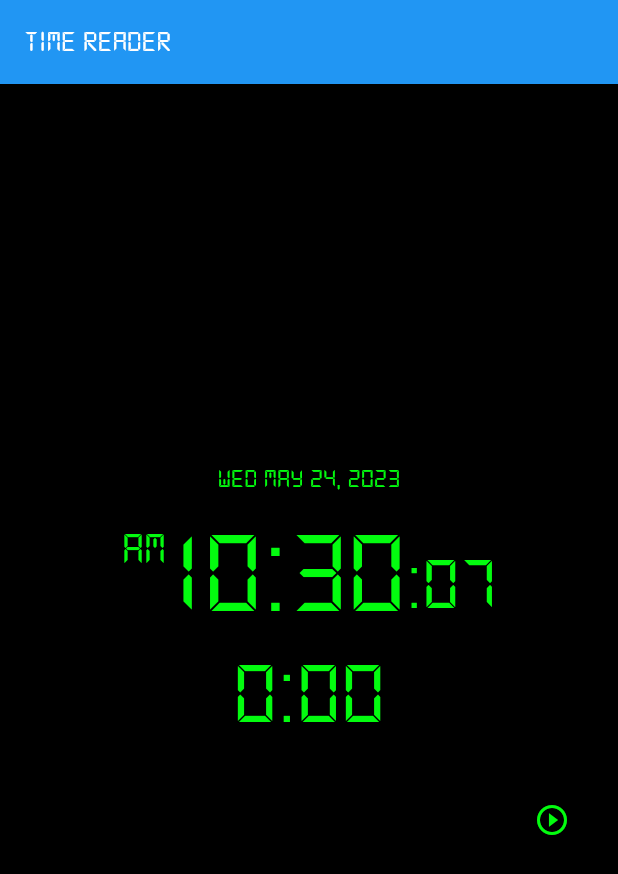
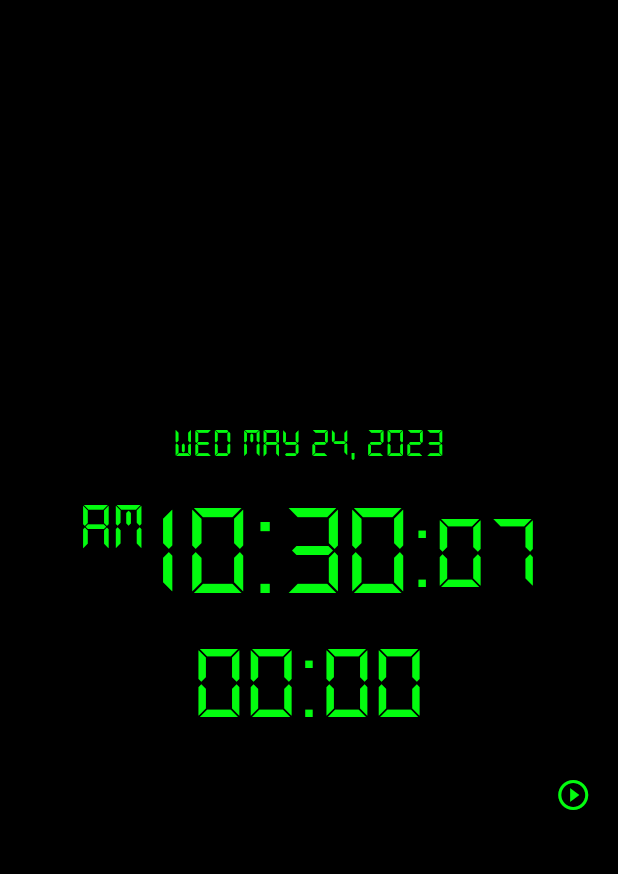
Before and after one commit to ologunB/time_reader, a Flutter app: the screen it shows after launch, on a phone screen of 412 x 824 dp. Shown: the top 874 px of the screen. Run offline on Flutter 3.47's test engine with Material 2 defaults, Android fonts, the phone set to English and light mode, and no system bars; our stand-ins replace flutter_screenutil.

Commit message:
update changes

```diff
--- a/lib/main.dart
+++ b/lib/main.dart
@@ -1,6 +1,7 @@
 import 'dart:async';
 
 import 'package:flutter/material.dart';
+import 'package:flutter_screenutil/flutter_screenutil.dart';
 import 'package:intl/intl.dart';
 
 void main() {
@@ -14,6 +15,7 @@ class MyApp extends StatelessWidget {
   Widget build(BuildContext context) {
     return MaterialApp(
       title: 'Time Reader',
+      debugShowCheckedModeBanner: false,
       theme: ThemeData(primarySwatch: Colors.blue, fontFamily: 'Schyler'),
       home: const MyHomePage(),
     );
@@ -46,21 +48,22 @@ class _MyHomePageState extends State<MyHomePage> {
 
   @override
   Widget build(BuildContext context) {
-    return Scaffold(
+    return ScreenUtilInit(
+      designSize: const Size(428, 926),
+      minTextAdapt: true,
+      splitScreenMode: true,
+      builder: (_, __) => Scaffold(
           backgroundColor: Colors.black,
-        appBar: AppBar(
-          title: const Text("Time Reader"),
-        ),
           body: Padding(
-          padding: const EdgeInsets.all(20.0),
+            padding: EdgeInsets.all(20.h),
             child: Column(
               mainAxisAlignment: MainAxisAlignment.center,
               children: [
                 Text(
                   DateFormat('EEE MMMM dd, yyy').format(now),
-                style: style.copyWith(fontSize: 18),
+                  style: style.copyWith(fontSize: 30.sp),
                 ),
-              const SizedBox(height: 15),
+                SizedBox(height: 15.h),
                 IntrinsicHeight(
                   child: Row(
                     mainAxisAlignment: MainAxisAlignment.center,
@@ -77,42 +80,45 @@ class _MyHomePageState extends State<MyHomePage> {
                     ],
                   ),
                 ),
-              const SizedBox(height: 10),
+                SizedBox(height: 10.h),
                 InkWell(
                   onTap: () {
                     chooseStart(context);
                   },
                   child: Text(
                     formatCounter(),
-                  style: style.copyWith(fontSize: 60),
+                    style: style.copyWith(fontSize: 80.sp),
                   ),
                 ),
-              const SizedBox(height: 30),
-              Row(
+                SizedBox(height: 30.h),
+                Visibility(
+                  visible: diff == 0,
+                  maintainSize: true,
+                  maintainAnimation: true,
+                  maintainState: true,
+                  child: Row(
                     mainAxisAlignment: MainAxisAlignment.end,
                     children: [
-                  IconButton(
-                      onPressed: startCounter,
-                      icon: Icon(
-                        (mTimer?.isActive ?? false)
-                            ? Icons.pause_circle_outline
-                            : Icons.play_circle_outline,
-                        color: style.color,
-                      ))
+                      Icon(Icons.play_circle_outline, color: style.color)
                     ],
+                  ),
                 )
               ],
             ),
-        ));
+          )),
+    );
   }
 
   String formatCounter() {
     Duration a = Duration(seconds: diff);
     String hr = a.inHours == 0 ? '' : '${a.inHours}:';
+    String min = (a.inMinutes % 60).toString().length == 1
+        ? '0${a.inMinutes % 60}'
+        : '${a.inMinutes % 60}';
     String sec = (a.inSeconds % 60).toString().length == 1
         ? '0${a.inSeconds % 60}'
         : '${a.inSeconds % 60}';
-    return '$hr${a.inMinutes % 60}:$sec';
+    return '$hr$min:$sec';
   }
 
   Future<void> chooseStart(BuildContext context) async {
@@ -142,6 +148,7 @@ class _MyHomePageState extends State<MyHomePage> {
         startDate =
             startDate.add(Duration(hours: time.hour, minutes: time.minute));
         diff = startDate.difference(now).inSeconds;
+        if (diff > 0) startCounter();
         setState(() {});
       });
     });
@@ -165,10 +172,10 @@ class _MyHomePageState extends State<MyHomePage> {
 
   Widget timeAM(String a) {
     return Padding(
-      padding: const EdgeInsets.only(top: 8.0, right: 4),
+      padding: EdgeInsets.only(top: 8.h, right: 4.h),
       child: Text(
         a,
-        style: style.copyWith(fontSize: 30, height: 1),
+        style: style.copyWith(fontSize: 50.sp, height: 1),
       ),
     );
   }
@@ -176,16 +183,16 @@ class _MyHomePageState extends State<MyHomePage> {
   Widget timeHR(String a) {
     return Text(
       a,
-      style: style.copyWith(fontSize: 80, height: 1),
+      style: style.copyWith(fontSize: 100.sp, height: 1),
     );
   }
 
   Widget timeSEC(String a) {
     return Padding(
-      padding: const EdgeInsets.only(bottom: 8.0),
+      padding: EdgeInsets.only(bottom: 8.h),
       child: Text(
         a,
-        style: style.copyWith(fontSize: 50, height: 1),
+        style: style.copyWith(fontSize: 80.sp, height: 1),
       ),
     );
   }
--- a/pubspec.yaml
+++ b/pubspec.yaml
@@ -46,6 +46,7 @@ dev_dependencies:
   # package. See that file for information about deactivating specific lint
   # rules and activating additional ones.
   intl:
+  flutter_screenutil: ^5.7.0
 
 # For information on the generic Dart part of this file, see the
 # following page: https://dart.dev/tools/pub/pubspec
```
Also changed, not shown: pubspec.lock. Lines whose indentation alone changed are shown as unchanged.
